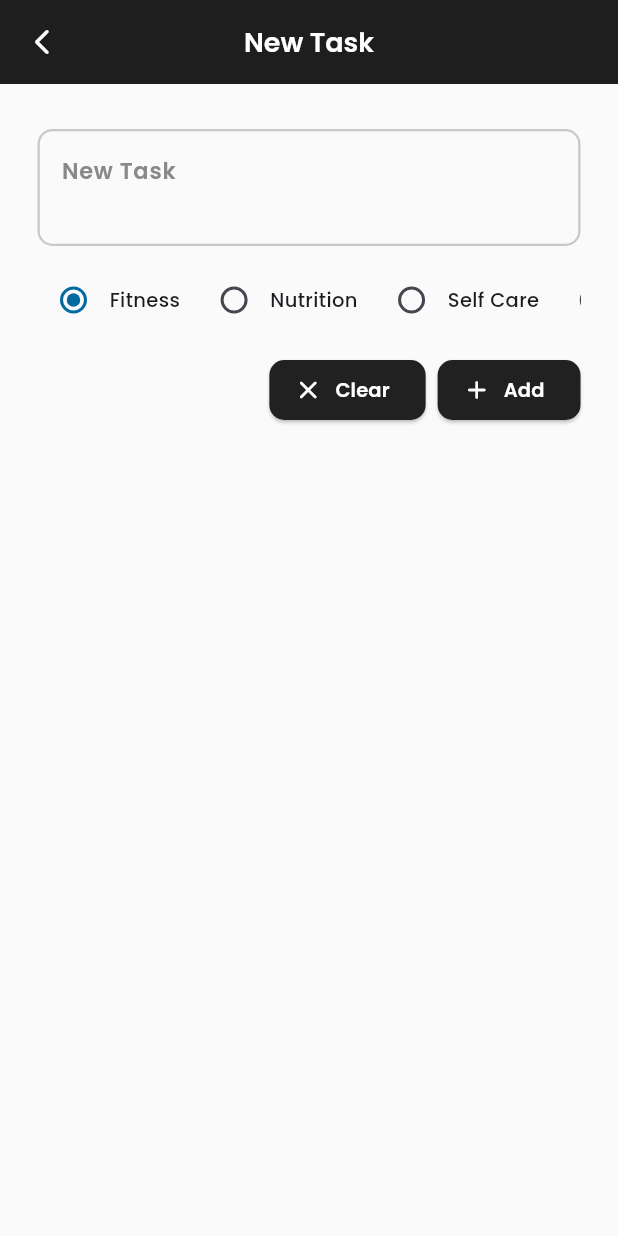
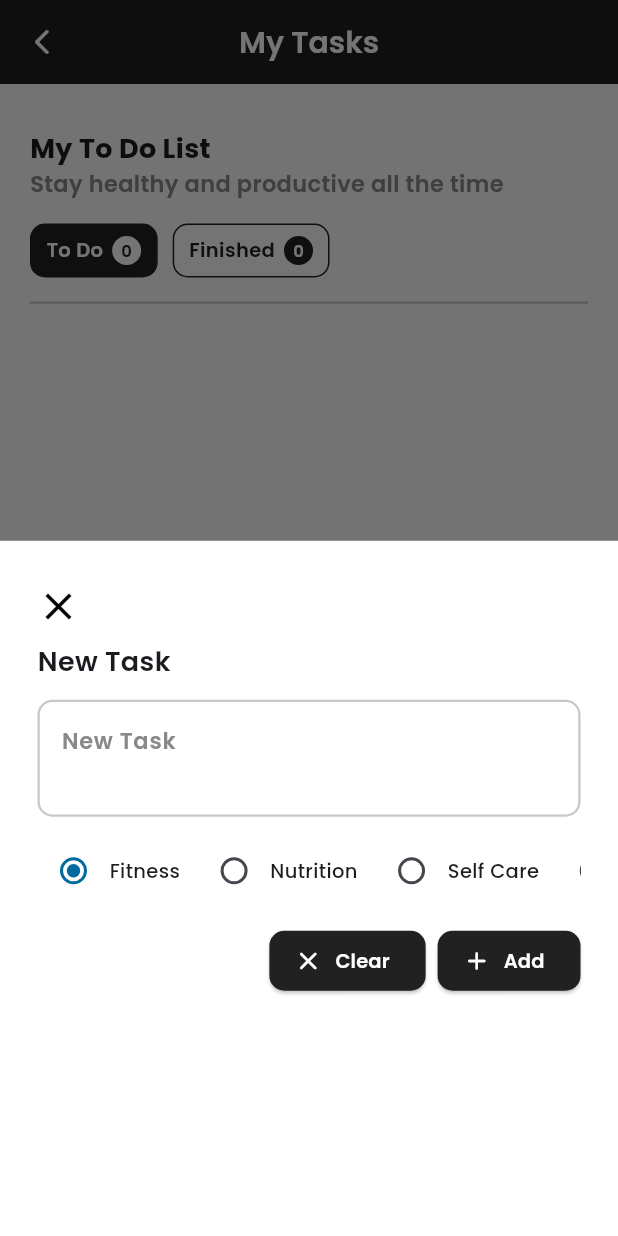
Before and after one commit to jesslyn-caroline/health-mobile-app, a Flutter app: the screen it shows after launch, item 3 of the bottom bar chosen, after a tap on the "add" icon, on a phone screen of 412 x 824 dp. Run offline on Flutter 3.47's test engine with Material 3 defaults, Android fonts, the phone set to English and light mode, and no system bars; our stand-ins replace google_fonts.

Commit message:
move new note to modal bottom sheet

```diff
--- /dev/null
+++ b/lib/components/new_note_button.dart
@@ -0,0 +1,31 @@
+import 'package:flutter/material.dart';
+import 'package:health_mobile_app/providers/page_provider.dart';
+import 'package:health_mobile_app/screens/bottom_sheet_new_task.dart';
+import 'package:provider/provider.dart';
+
+class NewNoteButton extends StatefulWidget {
+  const NewNoteButton({super.key});
+
+  @override
+  State<NewNoteButton> createState() => _NewNoteButtonState();
+}
+
+class _NewNoteButtonState extends State<NewNoteButton> {
+  @override
+  Widget build(BuildContext context) {
+    return FloatingActionButton(
+      onPressed: () {
+        showModalBottomSheet(
+          shape: RoundedRectangleBorder(borderRadius: BorderRadius.vertical(top: Radius.circular(0))),
+          context: context,
+          builder: (context) {
+            return BottomSheetNewTask();
+          });
+      },
+      backgroundColor: Color(0xFF1E1E1E),
+      foregroundColor: Colors.white,
+      shape: RoundedRectangleBorder(borderRadius: BorderRadius.circular(30)),
+      child: Icon(Icons.add_rounded, size: 30)
+    );
+  }
+}
--- a/lib/main.dart
+++ b/lib/main.dart
@@ -1,7 +1,9 @@
 import 'package:flutter/material.dart';
 import 'package:google_fonts/google_fonts.dart';
+import 'package:health_mobile_app/components/new_note_button.dart';
 import 'package:health_mobile_app/providers/page_provider.dart';
 import 'package:health_mobile_app/providers/profile_provider.dart';
+import 'package:health_mobile_app/screens/bottom_sheet_new_task.dart';
 import 'package:health_mobile_app/screens/new_task.dart';
 import 'package:health_mobile_app/screens/profile_drawer.dart';
 import 'package:provider/provider.dart';
@@ -63,6 +65,14 @@ class _MyAppState extends State<MyApp> {
         ),
         listTileTheme: ListTileThemeData(
           tileColor: Color(0xFF1E1E1E)
+        ),
+        bottomSheetTheme: BottomSheetThemeData(
+          backgroundColor: Color(0xFF1E1E1E)
+        ),
+        iconButtonTheme: IconButtonThemeData(
+          style: IconButton.styleFrom(
+            foregroundColor: Colors.white
+          )
         )
       )
       : ThemeData.light().copyWith(
@@ -89,6 +99,14 @@ class _MyAppState extends State<MyApp> {
         ),
         listTileTheme: ListTileThemeData(
           tileColor: Colors.white
+        ),
+        bottomSheetTheme: BottomSheetThemeData(
+          backgroundColor: Colors.white
+        ),
+        iconButtonTheme: IconButtonThemeData(
+          style: IconButton.styleFrom(
+            foregroundColor: Colors.black
+          )
         )
       ),
       home: Scaffold(
@@ -115,13 +133,7 @@ class _MyAppState extends State<MyApp> {
         context.watch<PageProvider>().pageIndex == 2
         ? Builder(
           builder: (context) {
-            return FloatingActionButton(
-              onPressed: () => Navigator.push(context, MaterialPageRoute(builder: (context) => AddTask())),
-              backgroundColor: Color(0xFF1E1E1E),
-              foregroundColor: Colors.white,
-              shape: RoundedRectangleBorder(borderRadius: BorderRadius.circular(30)),
-              child: Icon(Icons.add_rounded, size: 30)
-            );
+            return NewNoteButton();
           }
         )
         : null,
--- /dev/null
+++ b/lib/screens/bottom_sheet_new_task.dart
@@ -0,0 +1,143 @@
+import 'package:flutter/material.dart';
+import 'package:google_fonts/google_fonts.dart';
+import 'package:health_mobile_app/providers/todo_provider.dart';
+import 'package:provider/provider.dart';
+
+class BottomSheetNewTask extends StatefulWidget {
+  const BottomSheetNewTask({super.key});
+
+  @override
+  State<BottomSheetNewTask> createState() => _BottomSheetNewTaskState();
+}
+
+class _BottomSheetNewTaskState extends State<BottomSheetNewTask> {
+
+  TextEditingController taskTitleC = TextEditingController();
+
+  List<String> categories = ["Fitness", "Nutrition", "Self Care", "Other"];
+  String? taskCategory = "Fitness";
+
+  @override
+  Widget build(BuildContext context) {
+    return Padding(
+        padding: EdgeInsets.symmetric(horizontal: 15, vertical: 20),
+        child: Column(
+          crossAxisAlignment: CrossAxisAlignment.start,
+          children: [
+            IconButton(
+              style: IconButton.styleFrom(
+                padding: EdgeInsets.all(0),
+              ),
+              onPressed: () {
+                setState(() {
+                  taskTitleC.text = "";
+                  taskCategory = "Fitness";
+                });
+                Navigator.pop(context);
+              },
+              icon: Icon(Icons.close, size: 30)
+            ),
+            Padding(
+              padding: EdgeInsets.symmetric(horizontal: 10),
+              child: Column(
+                crossAxisAlignment: CrossAxisAlignment.start,
+                children: [
+                  Text("New Task", style: GoogleFonts.poppins(fontSize: 18, fontWeight: FontWeight.w600)),
+                SizedBox(height: 12),
+                TextField(
+                  controller: taskTitleC,
+                  maxLines: 2,
+                  decoration: InputDecoration(
+                    hintText: "New Task",
+                    hintStyle: GoogleFonts.poppins(color: Color(0xFF898989), fontSize: 15, fontWeight: FontWeight.w600),
+                    floatingLabelBehavior: FloatingLabelBehavior.never,
+                    filled: true,
+                    fillColor: Colors.transparent,
+                    hoverColor: Colors.transparent,
+                    enabledBorder: OutlineInputBorder(
+                      borderSide: BorderSide(color: Color(0xFFC8C8C8), width: 1.5),
+                      borderRadius: BorderRadius.circular(10)
+                    ),
+                    focusedBorder: OutlineInputBorder(
+                      borderSide: BorderSide(color: Color(0xFFC8C8C8), width: 1.5),
+                      borderRadius: BorderRadius.circular(10)
+                    )
+                  ),
+                  style: GoogleFonts.poppins(fontSize: 15, fontWeight: FontWeight.w600)
+                ),
+                SizedBox(height: 12),
+                SingleChildScrollView(
+                  scrollDirection: Axis.horizontal,
+                  child: Row(
+                    children: [
+                      ...categories.map((category) {
+                        return Row(
+                          children: [
+                            Radio(
+                              value: category,
+                              groupValue: taskCategory,
+                              activeColor: Color(0xFF0369A1),
+                              onChanged: (value) {
+                                setState(() {
+                                  taskCategory = value;
+                                });
+                              }
+                            ),
+                            Text(category, style: GoogleFonts.poppins(fontSize: 13, fontWeight: FontWeight.w500)),
+                            SizedBox(width: 12)
+                          ]
+                        );
+                      })
+                    ]
+                  ),
+                ),
+                SizedBox(height: 12),
+                Row(
+                  mainAxisAlignment: MainAxisAlignment.end,
+                  children: [
+                    ElevatedButton.icon(
+                      onPressed: () {
+                        setState(() {
+                          taskTitleC.text = "";
+                        });
+                      },
+                      icon: Icon(Icons.clear_rounded, color: Colors.white, size: 20),
+                      label: Text("Clear", style: GoogleFonts.poppins(fontSize: 13, fontWeight: FontWeight.w600)),
+                      style: ElevatedButton.styleFrom(
+                        backgroundColor: Color(0xFF212121),
+                        foregroundColor: Colors.white,
+                        shape: RoundedRectangleBorder(
+                          borderRadius: BorderRadius.circular(10)
+                        )
+                      ),
+                    ),
+                    SizedBox(width: 8),
+                    ElevatedButton.icon(
+                      onPressed: () {
+                        if (taskTitleC.text.isNotEmpty) {
+                          context.read<TodoProvider>().addTask(taskTitleC.text, taskCategory);
+                          taskTitleC.text = "";
+                          taskCategory = "Fitness";
+                          Navigator.pop(context);
+                        }
+                      },
+                      icon: Icon(Icons.add_rounded, color: Colors.white, size: 20),
+                      label: Text("Add", style: GoogleFonts.poppins(fontSize: 13, fontWeight: FontWeight.w600)),
+                      style: ElevatedButton.styleFrom(
+                        backgroundColor: Color(0xFF212121),
+                        foregroundColor: Colors.white,
+                        shape: RoundedRectangleBorder(
+                          borderRadius: BorderRadius.circular(10)
+                        )
+                      )
+                    )
+                  ]
+                )
+              ]
+            ),
+          )
+        ]
+      ),
+    );
+  }
+}
```
